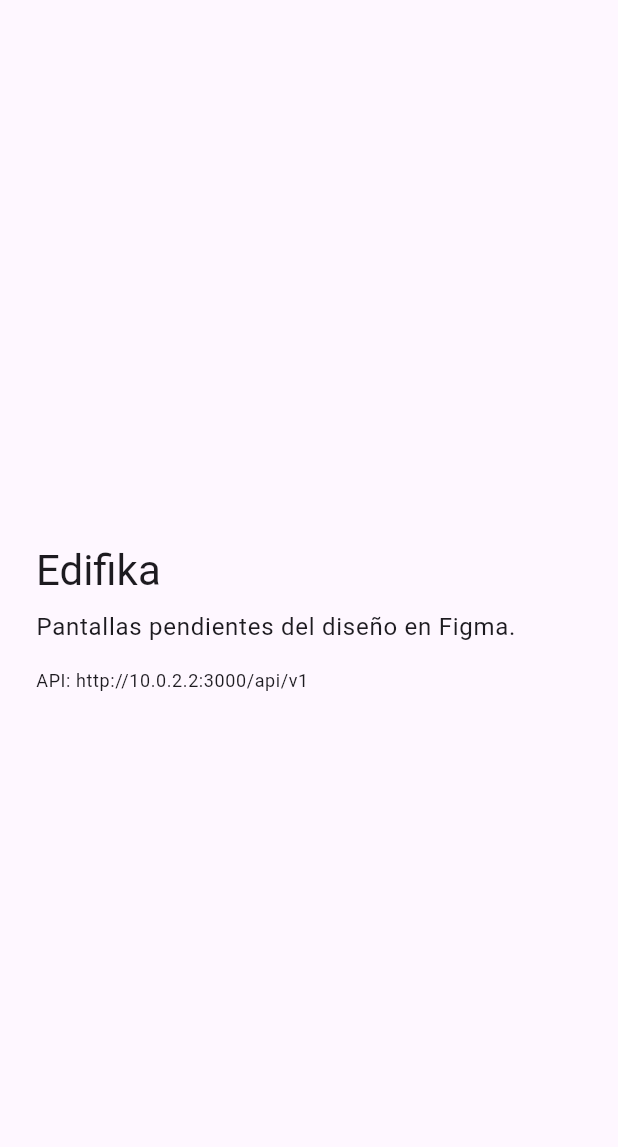
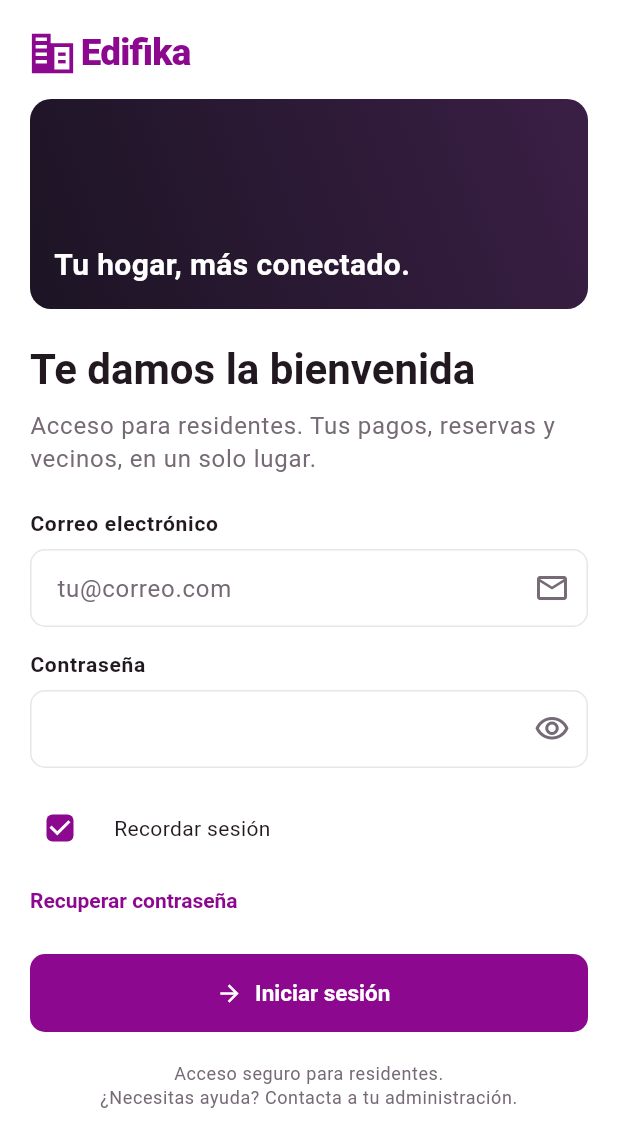
Before and after one commit to IoT-UPC-202620/Edifika-MobileApp, a Flutter app: the screen it shows after launch, on a phone screen of 412 x 824 dp. Shown: the top 1147 px of the screen. Run offline on Flutter 3.47's test engine with Material 3 defaults, Android fonts, the phone set to English and light mode, and no system bars; our stand-ins replace dio, flutter_bloc, flutter_secure_storage, freezed_annotation, go_router.

Commit message:
feat(auth): session cubit, login screen and 5-tab app shell with go_router

```diff
--- a/edifika_mobile/lib/app/app.dart
+++ b/edifika_mobile/lib/app/app.dart
@@ -1,67 +1,72 @@
 import 'package:flutter/material.dart';
 import 'package:flutter_bloc/flutter_bloc.dart';
+import 'package:flutter_localizations/flutter_localizations.dart';
 import 'package:go_router/go_router.dart';
 
-import '../core/config/app_config.dart';
+import '../core/theme/app_theme.dart';
+import '../features/auth/presentation/session_cubit.dart';
 import 'app_dependencies.dart';
+import 'app_router.dart';
 
-class EdifikaApp extends StatelessWidget {
-  EdifikaApp({super.key, required this.dependencies});
+class EdifikaApp extends StatefulWidget {
+  const EdifikaApp({super.key, required this.dependencies});
 
   final AppDependencies dependencies;
 
-  final GoRouter _router = GoRouter(
-    routes: [
-      GoRoute(path: '/', builder: (context, state) => const _PendingDesignScreen()),
-    ],
-  );
+  @override
+  State<EdifikaApp> createState() => _EdifikaAppState();
+}
+
+class _EdifikaAppState extends State<EdifikaApp> {
+  late final SessionCubit _session;
+  late final GoRouter _router;
+
+  @override
+  void initState() {
+    super.initState();
+    final deps = widget.dependencies;
+    _session = SessionCubit(
+      auth: deps.auth,
+      residential: deps.residential,
+      sessionExpired: deps.sessionExpired.stream,
+    )..restore();
+    _router = createRouter(_session);
+  }
+
+  @override
+  void dispose() {
+    _router.dispose();
+    _session.close();
+    super.dispose();
+  }
 
   @override
   Widget build(BuildContext context) {
+    final deps = widget.dependencies;
     return MultiRepositoryProvider(
       providers: [
-        RepositoryProvider.value(value: dependencies.auth),
-        RepositoryProvider.value(value: dependencies.residential),
-        RepositoryProvider.value(value: dependencies.payments),
-        RepositoryProvider.value(value: dependencies.reservations),
-        RepositoryProvider.value(value: dependencies.forum),
-        RepositoryProvider.value(value: dependencies.notifications),
-        RepositoryProvider.value(value: dependencies.announcements),
-        RepositoryProvider.value(value: dependencies.profile),
+        RepositoryProvider.value(value: deps.auth),
+        RepositoryProvider.value(value: deps.residential),
+        RepositoryProvider.value(value: deps.payments),
+        RepositoryProvider.value(value: deps.reservations),
+        RepositoryProvider.value(value: deps.forum),
+        RepositoryProvider.value(value: deps.notifications),
+        RepositoryProvider.value(value: deps.announcements),
+        RepositoryProvider.value(value: deps.profile),
       ],
-      child: MaterialApp.router(
-        title: 'Edifika',
-        debugShowCheckedModeBanner: false,
-        // TODO(design): reemplazar por core/theme generado desde los tokens de Figma.
-        theme: ThemeData(useMaterial3: true),
-        routerConfig: _router,
-      ),
-    );
-  }
-}
-
-/// Pantalla temporal hasta tener el inventario de diseño de Figma.
-class _PendingDesignScreen extends StatelessWidget {
-  const _PendingDesignScreen();
-
-  @override
-  Widget build(BuildContext context) {
-    final textTheme = Theme.of(context).textTheme;
-    return Scaffold(
-      body: SafeArea(
-        child: Padding(
-          padding: const EdgeInsets.all(24),
-          child: Column(
-            mainAxisAlignment: MainAxisAlignment.center,
-            crossAxisAlignment: CrossAxisAlignment.start,
-            children: [
-              Text('Edifika', style: textTheme.headlineMedium),
-              const SizedBox(height: 8),
-              Text('Pantallas pendientes del diseño en Figma.', style: textTheme.bodyLarge),
-              const SizedBox(height: 16),
-              Text('API: ${AppConfig.apiBaseUrl}', style: textTheme.bodySmall),
-            ],
-          ),
+      child: MultiBlocProvider(
+        providers: [
+          BlocProvider.value(value: _session),
+          RepositoryProvider.value(value: deps.dataChanges),
+        ],
+        child: MaterialApp.router(
+          title: 'Edifika',
+          debugShowCheckedModeBanner: false,
+          theme: AppTheme.light(),
+          locale: const Locale('es', 'PE'),
+          supportedLocales: const [Locale('es', 'PE'), Locale('es')],
+          localizationsDelegates: GlobalMaterialLocalizations.delegates,
+          routerConfig: _router,
         ),
       ),
     );
--- a/edifika_mobile/lib/app/app_dependencies.dart
+++ b/edifika_mobile/lib/app/app_dependencies.dart
@@ -2,6 +2,7 @@ import 'dart:async';
 
 import 'package:dio/dio.dart';
 
+import '../core/events/data_changes.dart';
 import '../core/network/api_client.dart';
 import '../core/storage/session_storage.dart';
 import '../features/announcements/data/announcements_repository_impl.dart';
@@ -27,6 +28,7 @@ class AppDependencies {
   AppDependencies._({
     required this.session,
     required this.sessionExpired,
+    required this.dataChanges,
     required this.auth,
     required this.residential,
     required this.payments,
@@ -37,21 +39,25 @@ class AppDependencies {
     required this.profile,
   });
 
-  factory AppDependencies.create({SessionStorage? session}) {
+  /// `httpAdapter` solo se usa en pruebas (respuestas HTTP simuladas).
+  factory AppDependencies.create({SessionStorage? session, HttpClientAdapter? httpAdapter}) {
     final storage = session ?? SecureSessionStorage();
     final expired = StreamController<void>.broadcast();
     final Dio dio = createApiClient(session: storage, onUnauthorized: () => expired.add(null));
+    if (httpAdapter != null) dio.httpClientAdapter = httpAdapter;
+    final changes = DataChanges();
 
     return AppDependencies._(
       session: storage,
       sessionExpired: expired,
+      dataChanges: changes,
       auth: AuthRepositoryImpl(dio, storage),
       residential: ResidentialRepositoryImpl(dio),
       payments: PaymentsRepositoryImpl(dio),
-      reservations: ReservationsRepositoryImpl(dio),
-      forum: ForumRepositoryImpl(dio),
-      notifications: NotificationsRepositoryImpl(dio),
-      announcements: AnnouncementsRepositoryImpl(dio),
+      reservations: ReservationsRepositoryImpl(dio, changes),
+      forum: ForumRepositoryImpl(dio, changes),
+      notifications: NotificationsRepositoryImpl(dio, changes),
+      announcements: AnnouncementsRepositoryImpl(dio, changes),
       profile: ProfileRepositoryImpl(dio),
     );
   }
@@ -60,6 +66,9 @@ class AppDependencies {
 
   /// Emite cuando el servidor responde 401 con un token: la sesión se cerró.
   final StreamController<void> sessionExpired;
+
+  /// Emite tras cada escritura (reserva, cancelación, lectura, publicación).
+  final DataChanges dataChanges;
 
   final AuthRepository auth;
   final ResidentialRepository residential;
--- /dev/null
+++ b/edifika_mobile/lib/app/app_router.dart
@@ -0,0 +1,145 @@
+import 'dart:async';
+
+import 'package:flutter/material.dart';
+import 'package:go_router/go_router.dart';
+
+import '../core/widgets/feedback_views.dart';
+import '../features/announcements/presentation/announcements_screen.dart';
+import '../features/auth/presentation/login_screen.dart';
+import '../features/auth/presentation/session_cubit.dart';
+import '../features/forum/presentation/community_screen.dart';
+import '../features/forum/presentation/new_post_screen.dart';
+import '../features/forum/presentation/post_detail_screen.dart';
+import '../features/home/presentation/home_screen.dart';
+import '../features/notifications/presentation/notifications_screen.dart';
+import '../features/payments/presentation/debts_screen.dart';
+import '../features/payments/presentation/payments_screen.dart';
+import '../features/reservations/presentation/new_reservation_screen.dart';
+import '../features/reservations/presentation/reservation_detail_screen.dart';
+import '../features/reservations/presentation/reservation_routes_args.dart';
+import '../features/reservations/presentation/reservations_screen.dart';
+
+GoRouter createRouter(SessionCubit session) {
+  return GoRouter(
+    initialLocation: '/splash',
+    refreshListenable: _StreamListenable(session.stream),
+    redirect: (context, state) {
+      final location = state.matchedLocation;
+      return switch (session.state.status) {
+        SessionStatus.unknown => location == '/splash' ? null : '/splash',
+        SessionStatus.unauthenticated => location == '/login' ? null : '/login',
+        SessionStatus.authenticated => location == '/login' || location == '/splash' ? '/home' : null,
+      };
+    },
+    routes: [
+      GoRoute(path: '/splash', builder: (context, state) => const Scaffold(body: Center(child: LoadingView()))),
+      GoRoute(path: '/login', builder: (context, state) => const LoginScreen()),
+      StatefulShellRoute.indexedStack(
+        builder: (context, state, shell) => _ResidentShell(shell: shell),
+        branches: [
+          StatefulShellBranch(routes: [
+            GoRoute(
+              path: '/home',
+              builder: (context, state) => const HomeScreen(),
+              routes: [GoRoute(path: 'notifications', builder: (context, state) => const NotificationsScreen())],
+            ),
+          ]),
+          StatefulShellBranch(routes: [
+            GoRoute(
+              path: '/account',
+              builder: (context, state) => const DebtsScreen(),
+              routes: [GoRoute(path: 'payments', builder: (context, state) => const PaymentsScreen())],
+            ),
+          ]),
+          StatefulShellBranch(routes: [
+            GoRoute(
+              path: '/reservations',
+              builder: (context, state) => const ReservationsScreen(),
+              routes: [
+                GoRoute(
+                  path: 'new',
+                  redirect: (context, state) => state.extra is NewReservationArgs ? null : '/reservations',
+                  builder: (context, state) => NewReservationScreen(args: state.extra! as NewReservationArgs),
+                ),
+                GoRoute(
+                  path: 'detail',
+                  redirect: (context, state) => state.extra is ReservationDetailArgs ? null : '/reservations',
+                  builder: (context, state) => ReservationDetailScreen(args: state.extra! as ReservationDetailArgs),
+                ),
+              ],
+            ),
+          ]),
+          StatefulShellBranch(routes: [
+            GoRoute(path: '/announcements', builder: (context, state) => const AnnouncementsScreen()),
+          ]),
+          StatefulShellBranch(routes: [
+            GoRoute(
+              path: '/community',
+              builder: (context, state) => const CommunityScreen(),
+              routes: [
+                GoRoute(path: 'new', builder: (context, state) => const NewPostScreen()),
+                GoRoute(
+                  path: 'post',
+                  redirect: (context, state) => state.extra is PostDetailArgs ? null : '/community',
+                  builder: (context, state) => PostDetailScreen(args: state.extra! as PostDetailArgs),
+                ),
+              ],
+            ),
+          ]),
+        ],
+      ),
+    ],
+  );
+}
+
+/// Barra inferior de 5 pestañas, visible en todas las pantallas del residente.
+class _ResidentShell extends StatelessWidget {
+  const _ResidentShell({required this.shell});
+
+  final StatefulNavigationShell shell;
+
+  @override
+  Widget build(BuildContext context) {
+    return Scaffold(
+      body: shell,
+      bottomNavigationBar: DecoratedBox(
+        decoration: BoxDecoration(border: Border(top: BorderSide(color: Theme.of(context).colorScheme.outline))),
+        child: NavigationBar(
+          selectedIndex: shell.currentIndex,
+          // Tocar la pestaña activa vuelve a su pantalla inicial.
+          onDestinationSelected: (index) => shell.goBranch(index, initialLocation: index == shell.currentIndex),
+          destinations: const [
+            NavigationDestination(icon: Icon(Icons.home_outlined), selectedIcon: Icon(Icons.home), label: 'Inicio'),
+            NavigationDestination(
+              icon: Icon(Icons.account_balance_wallet_outlined),
+              selectedIcon: Icon(Icons.account_balance_wallet),
+              label: 'Cuenta',
+            ),
+            NavigationDestination(
+              icon: Icon(Icons.calendar_month_outlined),
+              selectedIcon: Icon(Icons.calendar_month),
+              label: 'Reservas',
+            ),
+            NavigationDestination(icon: Icon(Icons.campaign_outlined), selectedIcon: Icon(Icons.campaign), label: 'Anuncios'),
+            NavigationDestination(icon: Icon(Icons.forum_outlined), selectedIcon: Icon(Icons.forum), label: 'Comunidad'),
+          ],
+        ),
+      ),
+    );
+  }
+}
+
+/// Notifica a go_router cada vez que cambia la sesión.
+class _StreamListenable extends ChangeNotifier {
+  _StreamListenable(Stream<dynamic> stream) {
+    _subscription = stream.listen((_) => notifyListeners());
+  }
+
+  late final StreamSubscription<dynamic> _subscription;
+
+  @override
+  void dispose() {
+    _subscription.cancel();
+    super.dispose();
+  }
+}
--- /dev/null
+++ b/edifika_mobile/lib/features/auth/presentation/login_cubit.dart
@@ -0,0 +1,49 @@
+import 'package:flutter_bloc/flutter_bloc.dart';
+import 'package:freezed_annotation/freezed_annotation.dart';
+
+import '../../../core/network/api_exception.dart';
+import '../domain/auth_repository.dart';
+import '../domain/authenticated_user.dart';
+
+part 'login_cubit.freezed.dart';
+
+@freezed
+abstract class LoginState with _$LoginState {
+  const factory LoginState({
+    @Default(true) bool remember,
+    @Default(false) bool submitting,
+    String? error,
+    AuthenticatedUser? user,
+  }) = _LoginState;
+}
+
+class LoginCubit extends Cubit<LoginState> {
+  LoginCubit(this._auth) : super(const LoginState());
+
+  final AuthRepository _auth;
+
+  void toggleRemember(bool value) => emit(state.copyWith(remember: value));
+
+  Future<void> submit({required String email, required String password}) async {
+    if (email.trim().isEmpty || password.isEmpty) {
+      emit(state.copyWith(error: 'Ingresa tu correo y tu contraseña.'));
+      return;
+    }
+    emit(state.copyWith(submitting: true, error: null));
+    try {
+      final user = await _auth.signIn(email: email.trim(), password: password, remember: state.remember);
+      if (!user.isResident) {
+        // La app es para residentes; la administración usa la aplicación web.
+        await _auth.signOut();
+        emit(state.copyWith(
+          submitting: false,
+          error: 'Esta app es para propietarios e inquilinos. La administración ingresa desde la aplicación web.',
+        ));
+        return;
+      }
+      emit(state.copyWith(submitting: false, user: user));
+    } on ApiException catch (error) {
+      emit(state.copyWith(submitting: false, error: error.message));
+    }
+  }
+}
--- /dev/null
+++ b/edifika_mobile/lib/features/auth/presentation/login_screen.dart
@@ -0,0 +1,182 @@
+import 'package:flutter/material.dart';
+import 'package:flutter_bloc/flutter_bloc.dart';
+
+import '../../../core/theme/app_tokens.dart';
+import '../../../core/widgets/edifika_logo.dart';
+import '../../../core/widgets/feedback_views.dart';
+import '../../../core/widgets/screen_scaffold.dart';
+import 'login_cubit.dart';
+import 'session_cubit.dart';
+
+/// Mockup 01 · Login.
+class LoginScreen extends StatelessWidget {
+  const LoginScreen({super.key});
+
+  @override
+  Widget build(BuildContext context) {
+    return BlocProvider(
+      create: (context) => LoginCubit(context.read()),
+      child: const _LoginView(),
+    );
+  }
+}
+
+class _LoginView extends StatefulWidget {
+  const _LoginView();
+
+  @override
+  State<_LoginView> createState() => _LoginViewState();
+}
+
+class _LoginViewState extends State<_LoginView> {
+  final _email = TextEditingController();
+  final _password = TextEditingController();
+  bool _obscure = true;
+
+  @override
+  void dispose() {
+    _email.dispose();
+    _password.dispose();
+    super.dispose();
+  }
+
+  void _submit() {
+    FocusScope.of(context).unfocus();
+    context.read<LoginCubit>().submit(email: _email.text, password: _password.text);
+  }
+
+  @override
+  Widget build(BuildContext context) {
+    final textTheme = Theme.of(context).textTheme;
+    final notice = context.select((SessionCubit c) => c.state.notice);
+
+    return BlocListener<LoginCubit, LoginState>(
+      listenWhen: (previous, current) => current.user != null && previous.user == null,
+      listener: (context, state) => context.read<SessionCubit>().signedIn(state.user!),
+      child: Scaffold(
+        body: SafeArea(
+          child: BlocBuilder<LoginCubit, LoginState>(
+            builder: (context, state) {
+              return ListView(
+                padding: const EdgeInsets.all(AppSpacing.screen),
+                children: [
+                  const Align(alignment: Alignment.centerLeft, child: EdifikaLogo()),
+                  const SizedBox(height: AppSpacing.lg),
+                  const _HeroBanner(),
+                  const SizedBox(height: AppSpacing.xxl),
+                  Semantics(header: true, child: Text('Te damos la bienvenida', style: textTheme.headlineMedium)),
+                  const SizedBox(height: AppSpacing.sm),
+                  Text(
+                    'Acceso para residentes. Tus pagos, reservas y vecinos, en un solo lugar.',
+                    style: textTheme.bodyLarge?.copyWith(color: AppColors.onSurfaceVariant),
+                  ),
+                  const SizedBox(height: AppSpacing.xxl),
+                  if (notice != null && state.error == null) ...[
+                    InfoBanner(title: notice),
+                    const SizedBox(height: AppSpacing.lg),
+                  ],
+                  LabeledField(
+                    label: 'Correo electrónico',
+                    child: TextField(
+                      controller: _email,
+                      keyboardType: TextInputType.emailAddress,
+                      autofillHints: const [AutofillHints.email],
+                      textInputAction: TextInputAction.next,
+                      decoration: const InputDecoration(
+                        hintText: 'tu@correo.com',
+                        suffixIcon: Icon(Icons.mail_outline),
+                      ),
+                    ),
+                  ),
+                  LabeledField(
+                    label: 'Contraseña',
+                    child: TextField(
+                      controller: _password,
+                      obscureText: _obscure,
+                      autofillHints: const [AutofillHints.password],
+                      onSubmitted: (_) => _submit(),
+                      decoration: InputDecoration(
+                        suffixIcon: IconButton(
+                          tooltip: _obscure ? 'Mostrar contraseña' : 'Ocultar contraseña',
+                          icon: Icon(_obscure ? Icons.visibility_outlined : Icons.visibility_off_outlined),
+                          onPressed: () => setState(() => _obscure = !_obscure),
+                        ),
+                      ),
+                    ),
+                  ),
+                  if (state.error != null) ...[
+                    Semantics(
+                      liveRegion: true,
+                      child: Text(state.error!, style: textTheme.bodyMedium?.copyWith(color: AppColors.error)),
+                    ),
+                    const SizedBox(height: AppSpacing.md),
+                  ],
+                  CheckboxListTile(
+                    value: state.remember,
+                    onChanged: (value) => context.read<LoginCubit>().toggleRemember(value ?? false),
+                    title: Text('Recordar sesión', style: textTheme.bodyMedium?.copyWith(color: AppColors.onSurface)),
+                    controlAffinity: ListTileControlAffinity.leading,
+                    contentPadding: EdgeInsets.zero,
+                    dense: true,
+                  ),
+                  Align(
+                    alignment: Alignment.centerLeft,
+                    child: TextButton(
+                      style: TextButton.styleFrom(padding: EdgeInsets.zero),
+                      onPressed: () => ScaffoldMessenger.of(context).showSnackBar(
+                        const SnackBar(
+                          content: Text('Recuperar contraseña: pendiente de integración. Contacta a tu administración.'),
+                        ),
+                      ),
+                      child: const Text('Recuperar contraseña'),
+                    ),
+                  ),
+                  const SizedBox(height: AppSpacing.md),
+                  FilledButton.icon(
+                    onPressed: state.submitting ? null : _submit,
+                    icon: state.submitting
+                        ? const SizedBox.square(dimension: 18, child: CircularProgressIndicator(strokeWidth: 2))
+                        : const Icon(Icons.arrow_forward),
+                    label: Text(state.submitting ? 'Ingresando…' : 'Iniciar sesión'),
+                  ),
+                  const SizedBox(height: AppSpacing.xl),
+                  Text(
+                    'Acceso seguro para residentes.\n¿Necesitas ayuda? Contacta a tu administración.',
+                    textAlign: TextAlign.center,
+                    style: textTheme.bodySmall,
+                  ),
+                ],
+              );
+            },
+          ),
+        ),
+      ),
+    );
+  }
+}
+
+/// Reemplaza la foto del edificio del mockup (no se exportó el asset).
+class _HeroBanner extends StatelessWidget {
+  const _HeroBanner();
+
+  @override
+  Widget build(BuildContext context) {
+    return Container(
+      height: 140,
+      padding: const EdgeInsets.all(AppSpacing.lg),
+      decoration: BoxDecoration(
+        borderRadius: BorderRadius.circular(AppRadius.card),
+        gradient: const LinearGradient(
+          begin: Alignment.topRight,
+          end: Alignment.bottomLeft,
+          colors: [Color(0xFF3A1F45), Color(0xFF1C1424)],
+        ),
+      ),
+      alignment: Alignment.bottomLeft,
+      child: const Text(
+        'Tu hogar, más conectado.',
+        style: TextStyle(color: Colors.white, fontSize: 20, fontWeight: FontWeight.w700),
+      ),
+    );
+  }
+}
--- /dev/null
+++ b/edifika_mobile/lib/features/auth/presentation/session_cubit.dart
@@ -0,0 +1,92 @@
+import 'dart:async';
+
+import 'package:flutter_bloc/flutter_bloc.dart';
+import 'package:freezed_annotation/freezed_annotation.dart';
+
+import '../../../core/network/api_exception.dart';
+import '../../residential/domain/residence.dart';
+import '../../residential/domain/residential_repository.dart';
+import '../domain/auth_repository.dart';
+import '../domain/authenticated_user.dart';
+
+part 'session_cubit.freezed.dart';
+
+enum SessionStatus { unknown, unauthenticated, authenticated }
+
+@freezed
+abstract class SessionState with _$SessionState {
+  const factory SessionState({
+    @Default(SessionStatus.unknown) SessionStatus status,
+    AuthenticatedUser? user,
+    Residence? residence,
+    @Default(false) bool loadingResidence,
+    String? residenceError,
+
+    /// Mensaje a mostrar en el login (p. ej. "tu sesión expiró").
+    String? notice,
+  }) = _SessionState;
+}
+
+/// Estado de sesión de toda la app (lo usa go_router para redirigir).
+class SessionCubit extends Cubit<SessionState> {
+  SessionCubit({
+    required AuthRepository auth,
+    required ResidentialRepository residential,
+    required Stream<void> sessionExpired,
+  })  : _auth = auth,
+        _residential = residential,
+        super(const SessionState()) {
+    _expiredSub = sessionExpired.listen((_) {
+      emit(const SessionState(status: SessionStatus.unauthenticated, notice: 'Tu sesión expiró. Inicia sesión nuevamente.'));
+    });
+  }
+
+  final AuthRepository _auth;
+  final ResidentialRepository _residential;
+  late final StreamSubscription<void> _expiredSub;
+
+  Future<void> restore() async {
+    final user = await _auth.restoreSession();
+    if (user == null || !user.isResident) {
+      emit(const SessionState(status: SessionStatus.unauthenticated));
+      return;
+    }
+    await signedIn(user);
+  }
+
+  Future<void> signedIn(AuthenticatedUser user) async {
+    emit(SessionState(status: SessionStatus.authenticated, user: user));
+    await loadResidence();
+  }
+
+  Future<void> loadResidence() async {
+    final user = state.user;
+    if (user == null) return;
+    final buildingId = user.buildingId;
+    if (buildingId == null) {
+      emit(state.copyWith(residenceError: 'Tu usuario no tiene un edificio asignado. Contacta a tu administración.'));
+      return;
+    }
+
+    emit(state.copyWith(loadingResidence: true, residenceError: null));
+    try {
+      final building = await _residential.getBuilding(buildingId);
+      final relation = await _residential.getActiveUserUnit(buildingId: buildingId, userId: user.id);
+      final unit = relation == null ? null : await _residential.getUnit(relation.idUnit);
+      emit(state.copyWith(loadingResidence: false, residence: Residence(building: building, unit: unit)));
+    } on ApiException catch (error) {
+      emit(state.copyWith(loadingResidence: false, residenceError: error.message));
+    }
+  }
+
+  Future<void> signOut() async {
+    await _auth.signOut();
+    emit(const SessionState(status: SessionStatus.unauthenticated));
+  }
+
+  @override
+  Future<void> close() async {
+    await _expiredSub.cancel();
+    return super.close();
+  }
+}
--- a/edifika_mobile/lib/main.dart
+++ b/edifika_mobile/lib/main.dart
@@ -1,9 +1,13 @@
 import 'package:flutter/material.dart';
+import 'package:intl/date_symbol_data_local.dart';
+import 'package:intl/intl.dart';
 
 import 'app/app.dart';
 import 'app/app_dependencies.dart';
 
-void main() {
+Future<void> main() async {
   WidgetsFlutterBinding.ensureInitialized();
+  Intl.defaultLocale = 'es';
+  await initializeDateFormatting('es');
   runApp(EdifikaApp(dependencies: AppDependencies.create()));
 }
```
Also changed, not shown: edifika_mobile/lib/features/auth/presentation/residence_gate.dart (added, +44 -0 lines), edifika_mobile/lib/features/profile/presentation/account_sheet.dart (added, +67 -0 lines), edifika_mobile/lib/features/auth/presentation/login_cubit.freezed.dart (added), edifika_mobile/lib/features/auth/presentation/session_cubit.freezed.dart (added).
